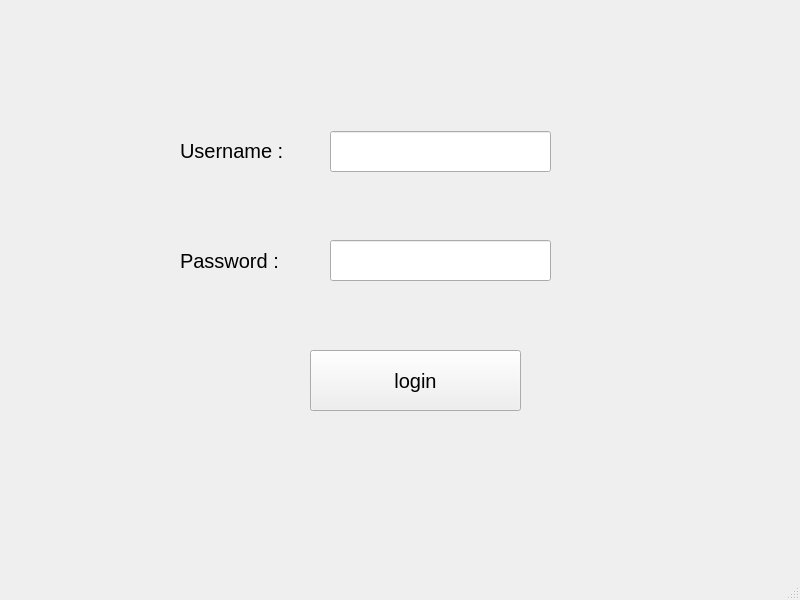
Above: login.ui from Hossein-Fazel/UI-final-project before the change. Below: the same form after it.
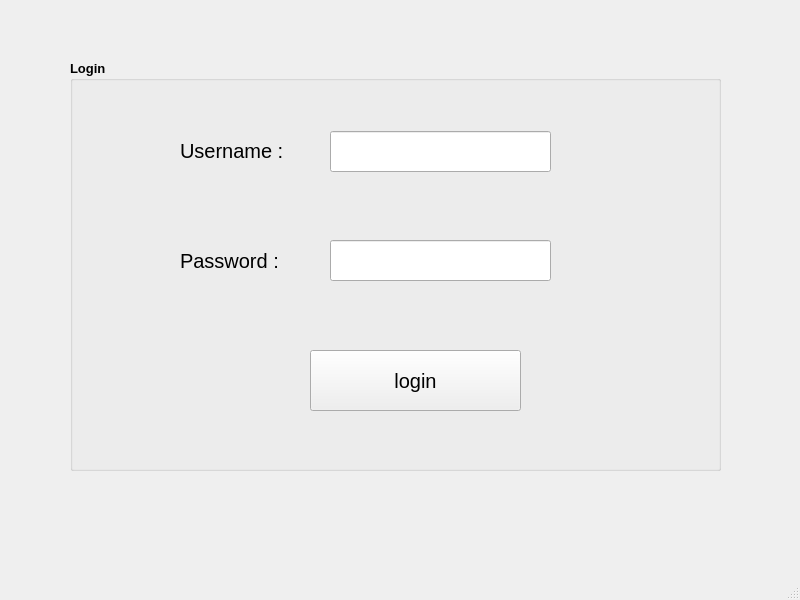
That is the form after the change.

```diff
--- a/login.ui
+++ b/login.ui
@@ -98,6 +98,33 @@
      </font>
     </property>
    </widget>
+   <widget class="QGroupBox" name="groupBox">
+    <property name="geometry">
+     <rect>
+      <x>70</x>
+      <y>60</y>
+      <width>651</width>
+      <height>411</height>
+     </rect>
+    </property>
+    <property name="font">
+     <font>
+      <pointsize>10</pointsize>
+      <weight>75</weight>
+      <bold>true</bold>
+      <strikeout>false</strikeout>
+     </font>
+    </property>
+    <property name="title">
+     <string>Login</string>
+    </property>
+   </widget>
+   <zorder>groupBox</zorder>
+   <zorder>login_btn</zorder>
+   <zorder>label</zorder>
+   <zorder>label_2</zorder>
+   <zorder>ln_username</zorder>
+   <zorder>ln_pass</zorder>
   </widget>
   <widget class="QMenuBar" name="menubar">
    <property name="geometry">
```
Left out of the diff: 6 changed lines with no effect on the pictures.
